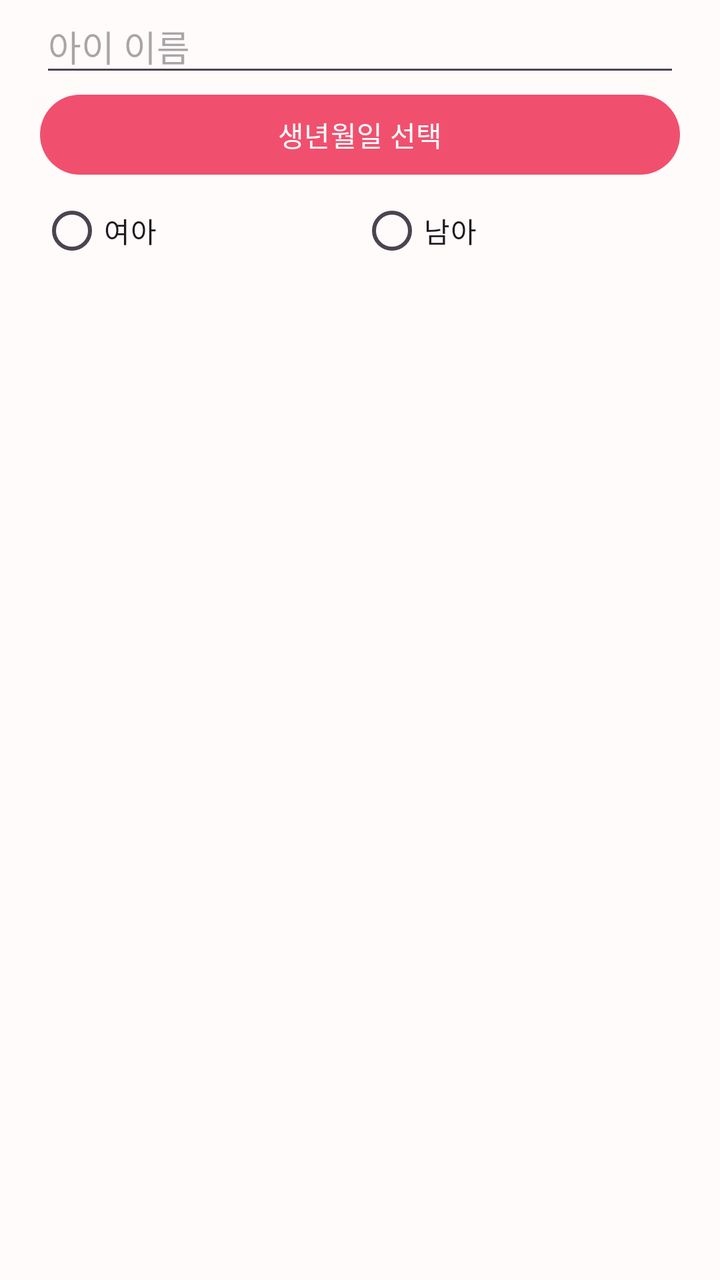
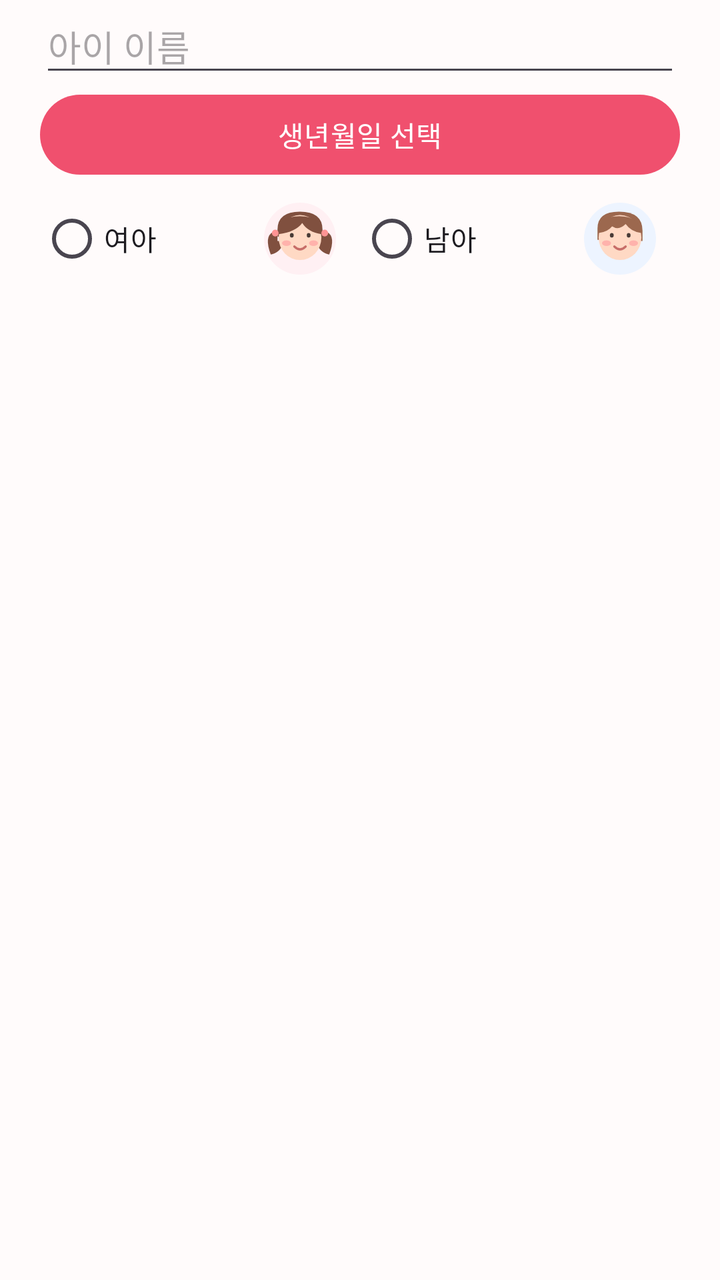

Two renders of the same Android screen: before a commit and after it. Below are the layout's source before the change and the commit's diff.
<!-- AndroidManifest.xml: application theme Theme.Maru -->
<!-- res/layout/dialog_child_form.xml -->
<?xml version="1.0" encoding="utf-8"?>
<LinearLayout xmlns:android="http://schemas.android.com/apk/res/android"
    android:layout_width="match_parent" android:layout_height="wrap_content" android:orientation="vertical"
    android:paddingStart="20dp" android:paddingEnd="20dp">
    <EditText android:id="@+id/editChildName" android:layout_width="match_parent" android:layout_height="wrap_content"
        android:hint="@string/child_name_hint" android:inputType="textPersonName" android:maxLines="1" />
    <Button android:id="@+id/buttonBirthDate" android:layout_width="match_parent" android:layout_height="wrap_content"
        android:text="@string/child_birthdate" android:textAllCaps="false" />
    <RadioGroup android:id="@+id/radioChildGender" android:layout_width="match_parent" android:layout_height="wrap_content"
        android:orientation="horizontal">
        <RadioButton android:id="@+id/radioGirl" android:layout_width="0dp" android:layout_height="wrap_content"
            android:layout_weight="1" android:text="여아" android:buttonTint="#FF858B" />
        <RadioButton android:id="@+id/radioBoy" android:layout_width="0dp" android:layout_height="wrap_content"
            android:layout_weight="1" android:text="남아" android:buttonTint="#FF858B" />
    </RadioGroup>
</LinearLayout>
<!-- resources referenced by this layout -->
<resources>
  <string name="child_birthdate">생년월일 선택</string>
  <string name="child_name_hint">아이 이름</string>
  <style name="Theme.Maru" parent="Base.Theme.Maru" />
  <style name="Base.Theme.Maru" parent="Theme.Material3.Light.NoActionBar">
          <item name="colorPrimary">@color/maru_pink</item>
          <item name="android:windowBackground">@color/page_bg</item>
          
          <item name="android:windowLightStatusBar">true</item>
          
          <item name="android:soundEffectsEnabled">false</item>
      </style>
  <color name="maru_pink">#FFF0506E</color>
  <color name="page_bg">#FFFFFBFB</color>
</resources>

<!-- the commit's change to res/layout/dialog_child_form.xml (unified diff, before → after) -->
@@ -9,8 +9,10 @@
     <RadioGroup android:id="@+id/radioChildGender" android:layout_width="match_parent" android:layout_height="wrap_content"
         android:orientation="horizontal">
         <RadioButton android:id="@+id/radioGirl" android:layout_width="0dp" android:layout_height="wrap_content"
-            android:layout_weight="1" android:text="여아" android:buttonTint="#FF858B" />
+            android:layout_weight="1" android:minHeight="56dp" android:paddingEnd="12dp"
+            android:drawableEnd="@drawable/ic_child_girl" android:drawablePadding="6dp" android:text="여아" android:buttonTint="#FF858B" />
         <RadioButton android:id="@+id/radioBoy" android:layout_width="0dp" android:layout_height="wrap_content"
-            android:layout_weight="1" android:text="남아" android:buttonTint="#FF858B" />
+            android:layout_weight="1" android:minHeight="56dp" android:paddingEnd="12dp"
+            android:drawableEnd="@drawable/ic_child_boy" android:drawablePadding="6dp" android:text="남아" android:buttonTint="#FF858B" />
     </RadioGroup>
 </LinearLayout>
<!-- resource entries referenced after the edit -->
@@ -1,5 +1,30 @@
 <!-- resources referenced by this layout -->
 <resources>
+  <!-- drawable ic_child_boy (drawable) -->
+  <?xml version="1.0" encoding="utf-8"?>
+  <vector xmlns:android="http://schemas.android.com/apk/res/android"
+      android:width="36dp" android:height="36dp" android:viewportWidth="64" android:viewportHeight="64">
+      <path android:fillColor="#EDF4FF" android:pathData="M0,32a32,32 0,1 0,64 0a32,32 0,1 0,-64 0" />
+      <path android:fillColor="#9C684E" android:pathData="M12,33L12,23Q12,8 31,8Q52,8 52,25L52,34Z" />
+      <path android:fillColor="#FFD9C4" android:pathData="M13,31a19,20 0,1 0,38 0a19,20 0,1 0,-38 0" />
+      <path android:fillColor="#FFB2AC" android:pathData="M16,36a4,2.5 0,1 0,8 0a4,2.5 0,1 0,-8 0M40,36a4,2.5 0,1 0,8 0a4,2.5 0,1 0,-8 0" />
+      <path android:fillColor="#493B36" android:pathData="M23,29a1.7,2 0,1 0,3.4 0a1.7,2 0,1 0,-3.4 0M38,29a1.7,2 0,1 0,3.4 0a1.7,2 0,1 0,-3.4 0" />
+      <path android:fillColor="@android:color/transparent" android:strokeColor="#C76D68" android:strokeWidth="2" android:strokeLineCap="round" android:pathData="M27,39Q32,44 37,39" />
+      <path android:fillColor="#9C684E" android:pathData="M13,27Q12,12 31,12Q49,12 51,27Q42,26 37,19Q31,25 25,21Q21,26 13,27Z" />
+  </vector>
+  <!-- drawable ic_child_girl (drawable) -->
+  <?xml version="1.0" encoding="utf-8"?>
+  <vector xmlns:android="http://schemas.android.com/apk/res/android"
+      android:width="36dp" android:height="36dp" android:viewportWidth="64" android:viewportHeight="64">
+      <path android:fillColor="#FFF0F3" android:pathData="M0,32a32,32 0,1 0,64 0a32,32 0,1 0,-64 0" />
+      <path android:fillColor="#80503F" android:pathData="M8,26Q0,30 6,46Q14,45 18,35ZM56,26Q64,30 58,46Q50,45 46,35ZM12,34L12,24Q12,8 32,8Q52,8 52,24L52,34Z" />
+      <path android:fillColor="#FFD9C4" android:pathData="M13,31a19,20 0,1 0,38 0a19,20 0,1 0,-38 0" />
+      <path android:fillColor="#FFB2AC" android:pathData="M16,36a4,2.5 0,1 0,8 0a4,2.5 0,1 0,-8 0M40,36a4,2.5 0,1 0,8 0a4,2.5 0,1 0,-8 0" />
+      <path android:fillColor="#493B36" android:pathData="M23,29a1.7,2 0,1 0,3.4 0a1.7,2 0,1 0,-3.4 0M38,29a1.7,2 0,1 0,3.4 0a1.7,2 0,1 0,-3.4 0" />
+      <path android:fillColor="@android:color/transparent" android:strokeColor="#C76D68" android:strokeWidth="2" android:strokeLineCap="round" android:pathData="M27,39Q32,44 37,39" />
+      <path android:fillColor="#80503F" android:pathData="M13,28Q12,12 32,12Q51,12 51,28Q39,26 34,18Q28,26 13,28Z" />
+      <path android:fillColor="#FF9494" android:pathData="M7,27a3,3 0,1 0,6 0a3,3 0,1 0,-6 0M51,27a3,3 0,1 0,6 0a3,3 0,1 0,-6 0" />
+  </vector>
   <string name="child_birthdate">생년월일 선택</string>
   <string name="child_name_hint">아이 이름</string>
   <style name="Theme.Maru" parent="Base.Theme.Maru" />
